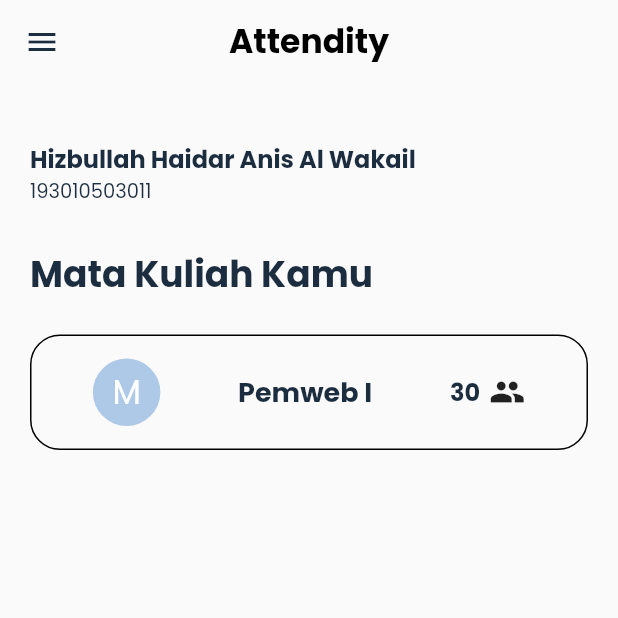
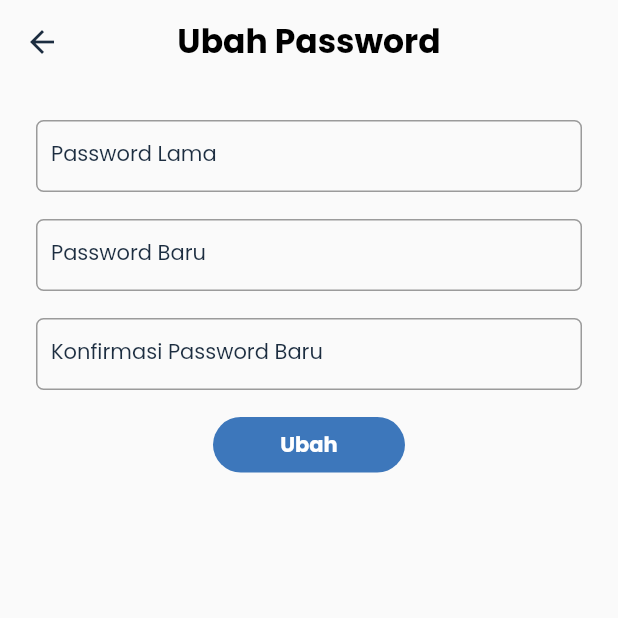
Before and after one commit to Hayolox/presence_kita, a Flutter app: the screen it shows after launch, on a phone screen of 412 x 824 dp, the top half of it. Run offline on Flutter 3.47's test engine with Material 2 defaults, Android fonts, the phone set to English and light mode, and no system bars; our stand-ins replace delayed_display, google_fonts.

Commit message:
slicing change password and add submit button widget

```diff
--- /dev/null
+++ b/lib/common/widgets/submit_button_widget.dart
@@ -0,0 +1,28 @@
+import 'package:flutter/material.dart';
+import 'package:presence_kita/theme.dart';
+
+class SubmitButtonWidget extends StatelessWidget {
+  final String title;
+  const SubmitButtonWidget({super.key, required this.title});
+
+  @override
+  Widget build(BuildContext context) {
+    return Container(
+      height: 37,
+      width: 128,
+      decoration: BoxDecoration(
+        color: blueColor,
+        borderRadius: BorderRadius.circular(20),
+      ),
+      child: Center(
+          child: Text(
+        title,
+        style: primaryTextStyle.copyWith(
+          color: Colors.white,
+          fontSize: 14,
+          fontWeight: FontWeight.bold,
+        ),
+      )),
+    );
+  }
+}
--- a/lib/main.dart
+++ b/lib/main.dart
@@ -1,6 +1,7 @@
 import 'package:flutter/material.dart';
 import 'package:presence_kita/presentation/pages/auth/signIn_major_page.dart';
 import 'package:presence_kita/presentation/pages/auth/signIn_student_page.dart';
+import 'package:presence_kita/presentation/pages/change_password_page.dart';
 import 'package:presence_kita/presentation/pages/home_page.dart';
 import 'package:presence_kita/presentation/pages/one_page.dart';
 import 'package:presence_kita/presentation/pages/splash_page.dart';
@@ -17,11 +18,12 @@ class MyApp extends StatelessWidget {
     return MaterialApp(
       debugShowCheckedModeBanner: false,
       routes: {
-        '/': (context) => const HomePage(),
+        '/': (context) => ChangePasswordPage(),
         // '/': (context) => const SpalshScreenPage(),
         // '/onePage': (context) => const OnePage(),
         // '/signInStudentPage': (context) => SignInStudentPage(),
         // '/signInMajorPage': (context) => SignInMajortPage(),
+        // '/homePage': (context) => const HomePage(),
       },
     );
   }
--- /dev/null
+++ b/lib/presentation/pages/change_password_page.dart
@@ -0,0 +1,152 @@
+import 'package:flutter/material.dart';
+import 'package:flutter/src/widgets/framework.dart';
+import 'package:flutter/src/widgets/placeholder.dart';
+import 'package:presence_kita/common/widgets/submit_button_widget.dart';
+import 'package:presence_kita/theme.dart';
+
+class ChangePasswordPage extends StatelessWidget {
+  ChangePasswordPage({super.key});
+
+  TextEditingController oldPassword = TextEditingController();
+  TextEditingController newPassword = TextEditingController();
+  TextEditingController confirmNewPassword = TextEditingController();
+  final _formKey = GlobalKey<FormState>();
+  @override
+  Widget build(BuildContext context) {
+    return Scaffold(
+      appBar: AppBar(
+        centerTitle: true,
+        iconTheme: const IconThemeData(color: primaryColor),
+        backgroundColor: Colors.transparent,
+        bottomOpacity: 0.0,
+        elevation: 0.0,
+        title: Text(
+          'Ubah Password',
+          style: primaryTextStyle.copyWith(
+            fontSize: 22,
+            color: Colors.black,
+            fontWeight: FontWeight.bold,
+          ),
+        ),
+        leading: const Icon(Icons.arrow_back),
+      ),
+      body: Form(
+        key: _formKey,
+        child: Padding(
+          padding: const EdgeInsets.all(24),
+          child: Column(
+            children: [
+              TextFormField(
+                controller: oldPassword,
+                obscureText: true,
+                textInputAction: TextInputAction.next,
+                style: const TextStyle(color: Colors.grey),
+                decoration: InputDecoration(
+                  contentPadding: const EdgeInsets.fromLTRB(10, 10, 10, 0),
+                  border: OutlineInputBorder(
+                    borderRadius: BorderRadius.circular(5.0),
+                    borderSide:
+                        const BorderSide(color: Colors.grey, width: 1.0),
+                  ),
+                  focusedBorder: OutlineInputBorder(
+                    borderSide:
+                        const BorderSide(color: Colors.grey, width: 2.0),
+                    borderRadius: BorderRadius.circular(5.0),
+                  ),
+                  labelText: 'Password Lama',
+                  labelStyle: primaryTextStyle.copyWith(
+                    fontSize: 14,
+                  ),
+                ),
+                validator: (value) {
+                  if (value == '') {
+                    return 'Password tidak boleh kosong';
+                  }
+
+                  return null;
+                },
+              ),
+              const SizedBox(
+                height: 18,
+              ),
+              TextFormField(
+                controller: newPassword,
+                obscureText: true,
+                textInputAction: TextInputAction.next,
+                style: const TextStyle(color: Colors.grey),
+                decoration: InputDecoration(
+                  contentPadding: const EdgeInsets.fromLTRB(10, 10, 10, 0),
+                  border: OutlineInputBorder(
+                    borderRadius: BorderRadius.circular(5.0),
+                    borderSide:
+                        const BorderSide(color: Colors.grey, width: 1.0),
+                  ),
+                  focusedBorder: OutlineInputBorder(
+                    borderSide:
+                        const BorderSide(color: Colors.grey, width: 2.0),
+                    borderRadius: BorderRadius.circular(5.0),
+                  ),
+                  labelText: 'Password Baru',
+                  labelStyle: primaryTextStyle.copyWith(
+                    fontSize: 14,
+                  ),
+                ),
+                validator: (value) {
+                  if (value == '') {
+                    return 'Password tidak boleh kosong';
+                  }
+
+                  return null;
+                },
+              ),
+              const SizedBox(
+                height: 18,
+              ),
+              TextFormField(
+                controller: confirmNewPassword,
+                obscureText: true,
+                textInputAction: TextInputAction.next,
+                style: const TextStyle(color: Colors.grey),
+                decoration: InputDecoration(
+                  contentPadding: const EdgeInsets.fromLTRB(10, 10, 10, 0),
+                  border: OutlineInputBorder(
+                    borderRadius: BorderRadius.circular(5.0),
+                    borderSide:
+                        const BorderSide(color: Colors.grey, width: 1.0),
+                  ),
+                  focusedBorder: OutlineInputBorder(
+                    borderSide:
+                        const BorderSide(color: Colors.grey, width: 2.0),
+                    borderRadius: BorderRadius.circular(5.0),
+                  ),
+                  labelText: 'Konfirmasi Password Baru',
+                  labelStyle: primaryTextStyle.copyWith(
+                    fontSize: 14,
+                  ),
+                ),
+                validator: (value) {
+                  if (value != newPassword.text) {
+                    return 'Password Baru Tidak Sama';
+                  }
+
+                  return null;
+                },
+              ),
+              const SizedBox(
+                height: 18,
+              ),
+              GestureDetector(
+                onTap: () {
+                  if (_formKey.currentState!.validate()) {
+                    _formKey.currentState!.save();
+                  }
+                },
+                child: const SubmitButtonWidget(title: 'Ubah'),
+              ),
+            ],
+          ),
+        ),
+      ),
+    );
+  }
+}
```
